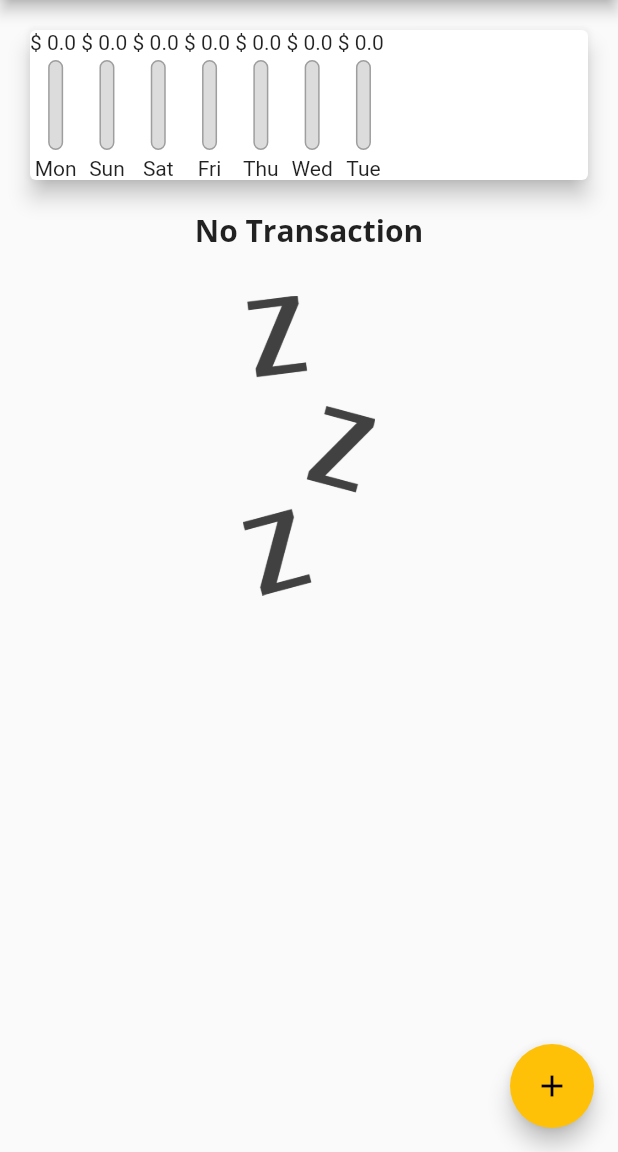
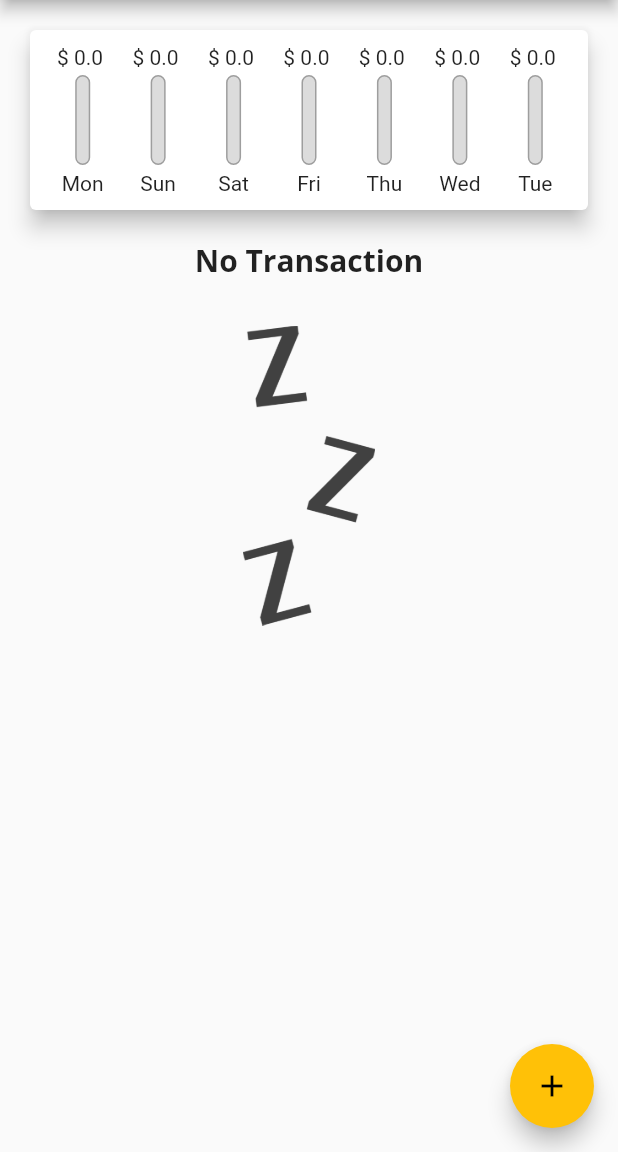
Before and after one commit to jhenilparihar/expense-tracker, a Flutter app: the screen it shows after launch, on a phone screen of 412 x 824 dp, the part 84-1236 px from its top. Run offline on Flutter 3.47's test engine with Material 2 defaults, Android fonts, the phone set to English and light mode, and no system bars.

Commit message:
improving chart bars

```diff
--- a/lib/widgets/chart.dart
+++ b/lib/widgets/chart.dart
@@ -22,8 +22,6 @@ class Chart extends StatelessWidget {
           totalSum += recentTransactions[i].amount;
         }
       }
-      print(DateFormat.E().format(weekDay));
-      print(totalSum);
       return {
         'day': DateFormat.E().format(weekDay),
         'amount': totalSum,
@@ -42,14 +40,23 @@ class Chart extends StatelessWidget {
     return Card(
       elevation: 6,
       margin: EdgeInsets.all(20),
+      child: Container(
+        padding: EdgeInsets.all(10),
         child: Row(
+          mainAxisAlignment: MainAxisAlignment.spaceAround,
           children: groupedTransactionValues.map((data) {
-          return Chart_Bar(
+            return Flexible(
+              fit: FlexFit.tight,
+              child: Chart_Bar(
                 data['day'],
                 data['amount'],
-            (data['amount'] as double) / maxSpending,
+                maxSpending == 0.0
+                    ? 0.0
+                    : (data['amount'] as double) / maxSpending,
+              ),
             );
           }).toList(),
+        ),
       ),
     );
   }
--- a/lib/widgets/chart_bar.dart
+++ b/lib/widgets/chart_bar.dart
@@ -16,7 +16,9 @@ class Chart_Bar extends StatelessWidget {
   Widget build(BuildContext context) {
     return Column(
       children: <Widget>[
-        Text("\$ $amount "),
+        FittedBox(
+          child: Text("\$ $amount "),
+        ),
         SizedBox(
           height: 4,
         ),
```
Lines whose indentation alone changed are shown as unchanged.
